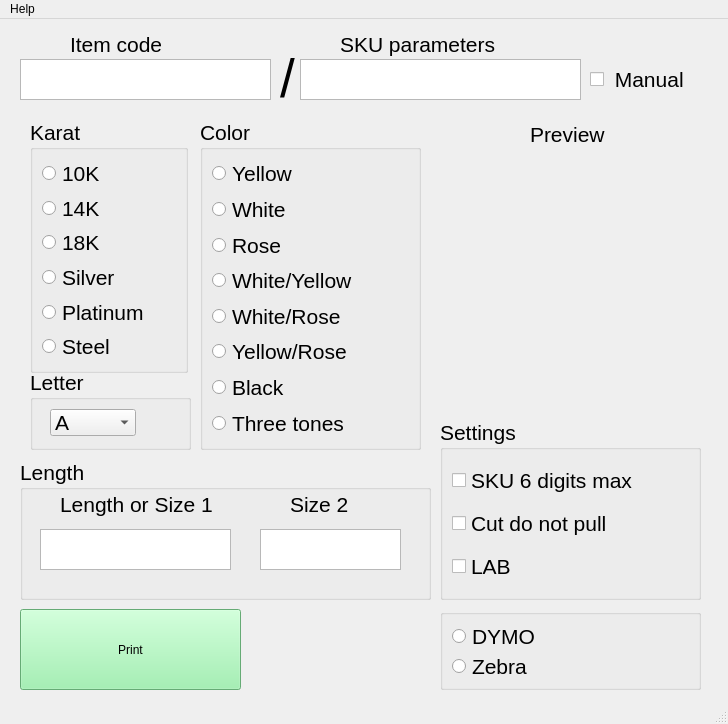
Old version of the form QRtag.ui in the repository svedbox/QRtag.
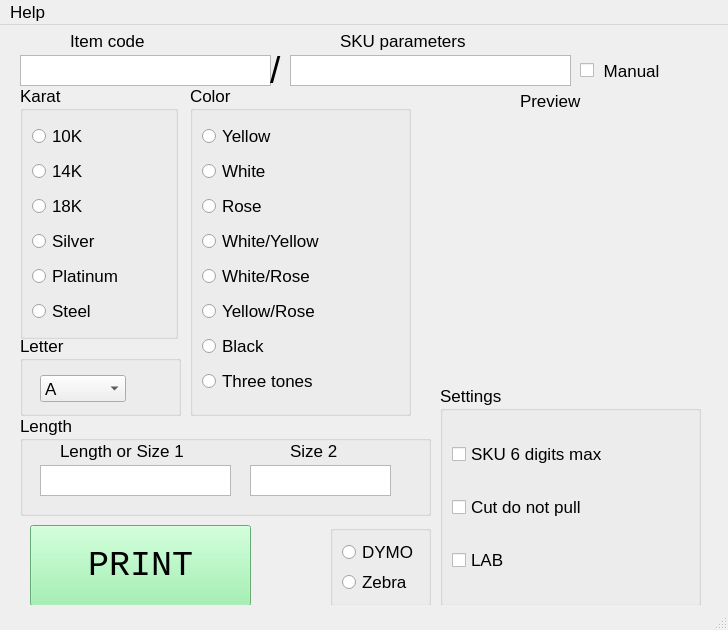
New version of the form.

What changed in the file:
```diff
--- a/QRtag.ui
+++ b/QRtag.ui
@@ -7,21 +7,28 @@
     <x>0</x>
     <y>0</y>
     <width>728</width>
-    <height>724</height>
+    <height>630</height>
    </rect>
   </property>
   <property name="minimumSize">
    <size>
     <width>728</width>
-    <height>724</height>
+    <height>630</height>
    </size>
   </property>
   <property name="maximumSize">
    <size>
     <width>728</width>
-    <height>724</height>
+    <height>630</height>
    </size>
   </property>
+  <property name="font">
+   <font>
+    <family>Arial</family>
+    <pointsize>13</pointsize>
+    <italic>false</italic>
+   </font>
+  </property>
   <property name="windowTitle">
    <string>MainWindow</string>
   </property>
@@ -32,8 +39,8 @@
    <widget class="QLabel" name="label">
     <property name="geometry">
      <rect>
-      <x>530</x>
-      <y>100</y>
+      <x>520</x>
+      <y>60</y>
       <width>121</width>
       <height>31</height>
      </rect>
@@ -41,7 +48,8 @@
     <property name="font">
      <font>
       <family>Arial</family>
-      <pointsize>16</pointsize>
+      <pointsize>13</pointsize>
+      <italic>false</italic>
      </font>
     </property>
     <property name="text">
@@ -52,7 +60,7 @@
     <property name="geometry">
      <rect>
       <x>70</x>
-      <y>10</y>
+      <y>0</y>
       <width>111</width>
       <height>31</height>
      </rect>
@@ -60,7 +68,8 @@
     <property name="font">
      <font>
       <family>Arial</family>
-      <pointsize>16</pointsize>
+      <pointsize>13</pointsize>
+      <italic>false</italic>
      </font>
     </property>
     <property name="text">
@@ -71,23 +80,24 @@
     <property name="geometry">
      <rect>
       <x>20</x>
-      <y>40</y>
+      <y>30</y>
       <width>251</width>
-      <height>41</height>
+      <height>31</height>
      </rect>
     </property>
     <property name="font">
      <font>
       <family>Arial</family>
-      <pointsize>16</pointsize>
+      <pointsize>13</pointsize>
+      <italic>false</italic>
      </font>
     </property>
    </widget>
    <widget class="QLabel" name="label_3">
     <property name="geometry">
      <rect>
-      <x>280</x>
-      <y>30</y>
+      <x>270</x>
+      <y>20</y>
       <width>21</width>
       <height>51</height>
      </rect>
@@ -95,7 +105,8 @@
     <property name="font">
      <font>
       <family>Arial</family>
-      <pointsize>40</pointsize>
+      <pointsize>28</pointsize>
+      <italic>false</italic>
      </font>
     </property>
     <property name="text">
@@ -105,16 +116,17 @@
    <widget class="QPlainTextEdit" name="plainTextEdit_2">
     <property name="geometry">
      <rect>
-      <x>300</x>
-      <y>40</y>
+      <x>290</x>
+      <y>30</y>
       <width>281</width>
-      <height>41</height>
+      <height>31</height>
      </rect>
     </property>
     <property name="font">
      <font>
       <family>Arial</family>
-      <pointsize>16</pointsize>
+      <pointsize>13</pointsize>
+      <italic>false</italic>
      </font>
     </property>
    </widget>
@@ -122,7 +134,7 @@
     <property name="geometry">
      <rect>
       <x>340</x>
-      <y>10</y>
+      <y>0</y>
       <width>201</width>
       <height>31</height>
      </rect>
@@ -130,7 +142,8 @@
     <property name="font">
      <font>
       <family>Arial</family>
-      <pointsize>16</pointsize>
+      <pointsize>13</pointsize>
+      <italic>false</italic>
      </font>
     </property>
     <property name="text">
@@ -140,8 +153,8 @@
    <widget class="QGroupBox" name="groupBox">
     <property name="geometry">
      <rect>
-      <x>30</x>
-      <y>350</y>
+      <x>20</x>
+      <y>310</y>
       <width>161</width>
       <height>81</height>
      </rect>
@@ -149,7 +162,8 @@
     <property name="font">
      <font>
       <family>Arial</family>
-      <pointsize>16</pointsize>
+      <pointsize>13</pointsize>
+      <italic>false</italic>
      </font>
     </property>
     <property name="title">
@@ -167,7 +181,8 @@
      <property name="font">
       <font>
        <family>Arial</family>
-       <pointsize>16</pointsize>
+       <pointsize>13</pointsize>
+       <italic>false</italic>
       </font>
      </property>
      <item>
@@ -306,15 +321,16 @@
     <property name="geometry">
      <rect>
       <x>20</x>
-      <y>440</y>
+      <y>390</y>
       <width>411</width>
-      <height>141</height>
+      <height>101</height>
      </rect>
     </property>
     <property name="font">
      <font>
       <family>Arial</family>
-      <pointsize>16</pointsize>
+      <pointsize>13</pointsize>
+      <italic>false</italic>
      </font>
     </property>
     <property name="title">
@@ -324,31 +340,33 @@
      <property name="geometry">
       <rect>
        <x>20</x>
-       <y>70</y>
+       <y>50</y>
        <width>191</width>
-       <height>41</height>
+       <height>31</height>
       </rect>
      </property>
      <property name="font">
       <font>
        <family>Arial</family>
-       <pointsize>16</pointsize>
+       <pointsize>13</pointsize>
+       <italic>false</italic>
       </font>
      </property>
     </widget>
     <widget class="QPlainTextEdit" name="plainTextEdit_4">
      <property name="geometry">
       <rect>
-       <x>240</x>
-       <y>70</y>
+       <x>230</x>
+       <y>50</y>
        <width>141</width>
-       <height>41</height>
+       <height>31</height>
       </rect>
      </property>
      <property name="font">
       <font>
        <family>Arial</family>
-       <pointsize>16</pointsize>
+       <pointsize>13</pointsize>
+       <italic>false</italic>
       </font>
      </property>
     </widget>
@@ -356,7 +374,7 @@
      <property name="geometry">
       <rect>
        <x>40</x>
-       <y>30</y>
+       <y>20</y>
        <width>161</width>
        <height>31</height>
       </rect>
@@ -364,7 +382,8 @@
      <property name="font">
       <font>
        <family>Arial</family>
-       <pointsize>16</pointsize>
+       <pointsize>13</pointsize>
+       <italic>false</italic>
       </font>
      </property>
      <property name="text">
@@ -375,7 +394,7 @@
      <property name="geometry">
       <rect>
        <x>270</x>
-       <y>30</y>
+       <y>20</y>
        <width>81</width>
        <height>31</height>
       </rect>
@@ -383,7 +402,8 @@
      <property name="font">
       <font>
        <family>Arial</family>
-       <pointsize>16</pointsize>
+       <pointsize>13</pointsize>
+       <italic>false</italic>
       </font>
      </property>
      <property name="text">
@@ -394,8 +414,8 @@
    <widget class="QGroupBox" name="groupBox_3">
     <property name="geometry">
      <rect>
-      <x>30</x>
-      <y>100</y>
+      <x>20</x>
+      <y>60</y>
       <width>158</width>
       <height>254</height>
      </rect>
@@ -403,7 +423,8 @@
     <property name="font">
      <font>
       <family>Arial</family>
-      <pointsize>16</pointsize>
+      <pointsize>13</pointsize>
+      <italic>false</italic>
      </font>
     </property>
     <property name="title">
@@ -415,7 +436,8 @@
        <property name="font">
         <font>
          <family>Arial</family>
-         <pointsize>16</pointsize>
+         <pointsize>13</pointsize>
+         <italic>false</italic>
         </font>
        </property>
        <property name="text">
@@ -428,7 +450,8 @@
        <property name="font">
         <font>
          <family>Arial</family>
-         <pointsize>16</pointsize>
+         <pointsize>13</pointsize>
+         <italic>false</italic>
         </font>
        </property>
        <property name="text">
@@ -441,7 +464,8 @@
        <property name="font">
         <font>
          <family>Arial</family>
-         <pointsize>16</pointsize>
+         <pointsize>13</pointsize>
+         <italic>false</italic>
         </font>
        </property>
        <property name="text">
@@ -454,7 +478,8 @@
        <property name="font">
         <font>
          <family>Arial</family>
-         <pointsize>16</pointsize>
+         <pointsize>13</pointsize>
+         <italic>false</italic>
         </font>
        </property>
        <property name="text">
@@ -467,7 +492,8 @@
        <property name="font">
         <font>
          <family>Arial</family>
-         <pointsize>16</pointsize>
+         <pointsize>13</pointsize>
+         <italic>false</italic>
         </font>
        </property>
        <property name="text">
@@ -480,7 +506,8 @@
        <property name="font">
         <font>
          <family>Arial</family>
-         <pointsize>16</pointsize>
+         <pointsize>13</pointsize>
+         <italic>false</italic>
         </font>
        </property>
        <property name="text">
@@ -493,8 +520,8 @@
    <widget class="QGroupBox" name="groupBox_4">
     <property name="geometry">
      <rect>
-      <x>200</x>
-      <y>100</y>
+      <x>190</x>
+      <y>60</y>
       <width>221</width>
       <height>331</height>
      </rect>
@@ -502,7 +529,8 @@
     <property name="font">
      <font>
       <family>Arial</family>
-      <pointsize>16</pointsize>
+      <pointsize>13</pointsize>
+      <italic>false</italic>
      </font>
     </property>
     <property name="title">
@@ -514,7 +542,8 @@
        <property name="font">
         <font>
          <family>Arial</family>
-         <pointsize>16</pointsize>
+         <pointsize>13</pointsize>
+         <italic>false</italic>
         </font>
        </property>
        <property name="text">
@@ -527,7 +556,8 @@
        <property name="font">
         <font>
          <family>Arial</family>
-         <pointsize>16</pointsize>
+         <pointsize>13</pointsize>
+         <italic>false</italic>
         </font>
        </property>
        <property name="text">
@@ -540,7 +570,8 @@
        <property name="font">
         <font>
          <family>Arial</family>
-         <pointsize>16</pointsize>
+         <pointsize>13</pointsize>
+         <italic>false</italic>
         </font>
        </property>
        <property name="text">
@@ -553,7 +584,8 @@
        <property name="font">
         <font>
          <family>Arial</family>
-         <pointsize>16</pointsize>
+         <pointsize>13</pointsize>
+         <italic>false</italic>
         </font>
        </property>
        <property name="text">
@@ -566,7 +598,8 @@
        <property name="font">
         <font>
          <family>Arial</family>
-         <pointsize>16</pointsize>
+         <pointsize>13</pointsize>
+         <italic>false</italic>
         </font>
        </property>
        <property name="text">
@@ -579,7 +612,8 @@
        <property name="font">
         <font>
          <family>Arial</family>
-         <pointsize>16</pointsize>
+         <pointsize>13</pointsize>
+         <italic>false</italic>
         </font>
        </property>
        <property name="text">
@@ -592,7 +626,8 @@
        <property name="font">
         <font>
          <family>Arial</family>
-         <pointsize>16</pointsize>
+         <pointsize>13</pointsize>
+         <italic>false</italic>
         </font>
        </property>
        <property name="text">
@@ -605,7 +640,8 @@
        <property name="font">
         <font>
          <family>Arial</family>
-         <pointsize>16</pointsize>
+         <pointsize>13</pointsize>
+         <italic>false</italic>
         </font>
        </property>
        <property name="text">
@@ -619,15 +655,16 @@
     <property name="geometry">
      <rect>
       <x>440</x>
-      <y>400</y>
+      <y>360</y>
       <width>261</width>
-      <height>181</height>
+      <height>221</height>
      </rect>
     </property>
     <property name="font">
      <font>
       <family>Arial</family>
-      <pointsize>16</pointsize>
+      <pointsize>13</pointsize>
+      <italic>false</italic>
      </font>
     </property>
     <property name="title">
@@ -639,7 +676,8 @@
        <property name="font">
         <font>
          <family>Arial</family>
-         <pointsize>16</pointsize>
+         <pointsize>13</pointsize>
+         <italic>false</italic>
         </font>
        </property>
        <property name="text">
@@ -652,7 +690,8 @@
        <property name="font">
         <font>
          <family>Arial</family>
-         <pointsize>16</pointsize>
+         <pointsize>13</pointsize>
+         <italic>false</italic>
         </font>
        </property>
        <property name="text">
@@ -662,6 +701,13 @@
      </item>
      <item row="2" column="0">
       <widget class="QCheckBox" name="checkBox_4">
+       <property name="font">
+        <font>
+         <family>Arial</family>
+         <pointsize>13</pointsize>
+         <italic>false</italic>
+        </font>
+       </property>
        <property name="text">
         <string>LAB</string>
        </property>
@@ -672,16 +718,17 @@
    <widget class="QCheckBox" name="checkBox_3">
     <property name="geometry">
      <rect>
-      <x>590</x>
-      <y>40</y>
+      <x>580</x>
+      <y>30</y>
       <width>101</width>
-      <height>40</height>
+      <height>31</height>
      </rect>
     </property>
     <property name="font">
      <font>
       <family>Arial</family>
-      <pointsize>16</pointsize>
+      <pointsize>13</pointsize>
+      <italic>false</italic>
      </font>
     </property>
     <property name="toolTip">
@@ -703,33 +750,43 @@
    <widget class="QPushButton" name="pushButton">
     <property name="geometry">
      <rect>
-      <x>20</x>
-      <y>590</y>
+      <x>30</x>
+      <y>500</y>
       <width>221</width>
       <height>81</height>
      </rect>
     </property>
     <property name="font">
      <font>
-      <family>Arial</family>
+      <family>Courier New</family>
+      <pointsize>26</pointsize>
+      <italic>false</italic>
+      <bold>false</bold>
      </font>
     </property>
     <property name="styleSheet">
      <string notr="true">background-color: rgb(143, 240, 164);</string>
     </property>
     <property name="text">
-     <string>Print</string>
+     <string>PRINT</string>
     </property>
    </widget>
    <widget class="QLabel" name="label_qr">
     <property name="geometry">
      <rect>
-      <x>445</x>
-      <y>130</y>
+      <x>420</x>
+      <y>90</y>
       <width>264</width>
       <height>264</height>
      </rect>
     </property>
+    <property name="font">
+     <font>
+      <family>Arial</family>
+      <pointsize>13</pointsize>
+      <italic>false</italic>
+     </font>
+    </property>
     <property name="text">
      <string/>
     </property>
@@ -737,16 +794,17 @@
    <widget class="QGroupBox" name="groupBox_6">
     <property name="geometry">
      <rect>
-      <x>440</x>
-      <y>590</y>
-      <width>261</width>
+      <x>330</x>
+      <y>500</y>
+      <width>101</width>
       <height>81</height>
      </rect>
     </property>
     <property name="font">
      <font>
       <family>Arial</family>
-      <pointsize>16</pointsize>
+      <pointsize>13</pointsize>
+      <italic>false</italic>
      </font>
     </property>
     <property name="title">
@@ -755,6 +813,13 @@
     <layout class="QGridLayout" name="gridLayout_4">
      <item row="0" column="0">
       <widget class="QRadioButton" name="radioButton_15">
+       <property name="font">
+        <font>
+         <family>Arial</family>
+         <pointsize>13</pointsize>
+         <italic>false</italic>
+        </font>
+       </property>
        <property name="text">
         <string>DYMO</string>
        </property>
@@ -762,6 +827,13 @@
      </item>
      <item row="1" column="0">
       <widget class="QRadioButton" name="radioButton_16">
+       <property name="font">
+        <font>
+         <family>Arial</family>
+         <pointsize>13</pointsize>
+         <italic>false</italic>
+        </font>
+       </property>
        <property name="text">
         <string>Zebra</string>
        </property>
@@ -792,7 +864,7 @@
      <x>0</x>
      <y>0</y>
      <width>728</width>
-     <height>23</height>
+     <height>24</height>
     </rect>
    </property>
    <widget class="QMenu" name="menuHelp">
```
